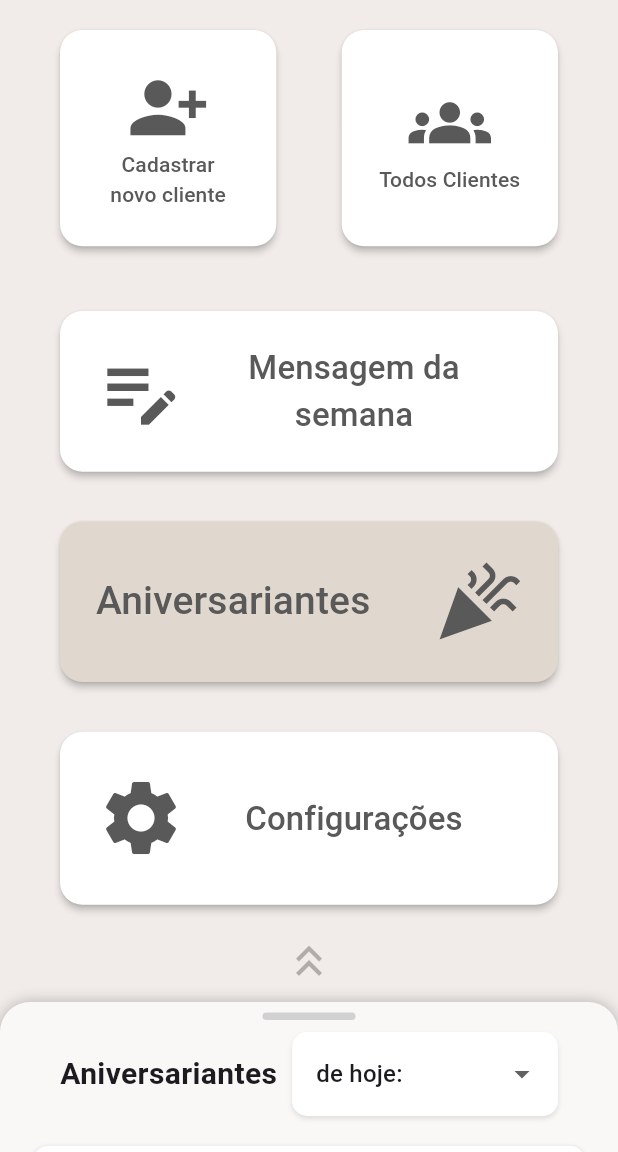
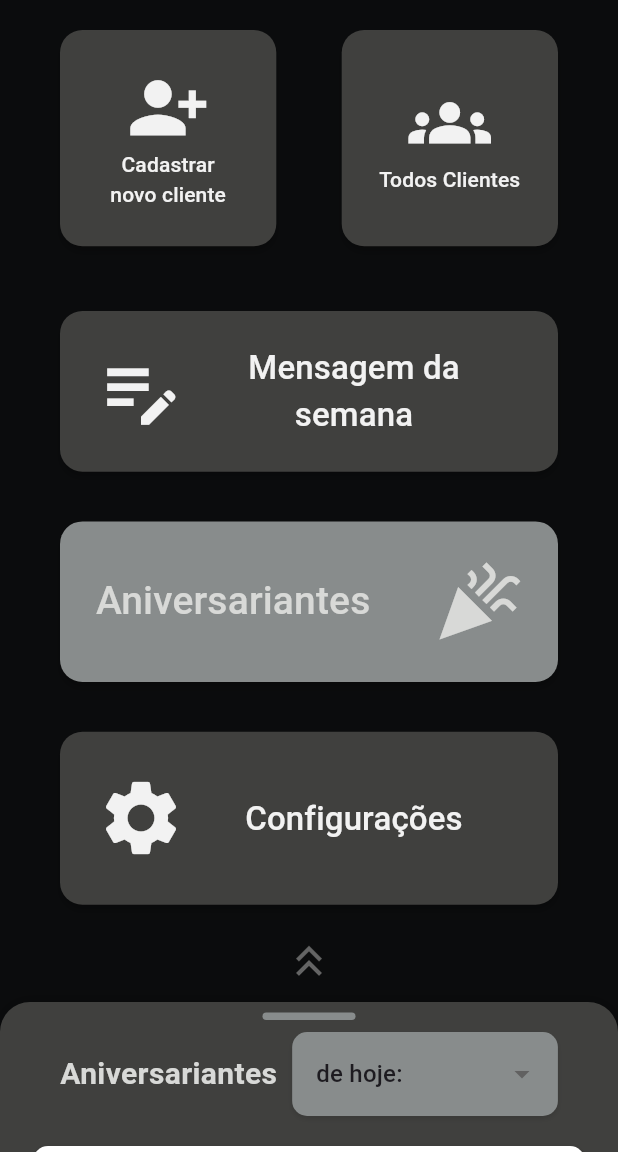
Before and after one commit to EduardoBllc/bft-clientes, a Flutter app: the screen it shows after launch, on a phone screen of 412 x 824 dp, the part 84-1236 px from its top. Run offline on Flutter 3.47's test engine with Material 3 defaults, Android fonts, the phone set to English and light mode, and no system bars; drawn by our look-alikes of shimmer, sliding_up_panel; our stand-ins replace get, material_design_icons_flutter.

Commit message:
teste de paleta escura

```diff
--- a/lib/src/constants.dart
+++ b/lib/src/constants.dart
@@ -1,9 +1,9 @@
 import 'package:flutter/material.dart';
 import 'package:flutter/services.dart';
 
-Color kBackgroundColor = const Color(0xFFF1ECE9);
+Color kBackgroundColor = const Color(0xFF0B0C0D);
 
-Color kCreamColor = const Color(0xffe8e1d8);
+Color kCreamColor = const Color(0xff888C8C);
 
 Color kWeakBrownColor = const Color(0xffad906e);
 
@@ -11,6 +11,9 @@ Offset kBottomOffset = const Offset(0, 2);
 Offset kTopOffset = const Offset(0, -2);
 
 Color kWeakShadowColor = const Color(0xff000000).withOpacity(0.1);
+
+Color kFontColor = const Color(0xFFF2F2F2);
+Color kAltFontColor = const Color(0xFFD8D9D7);
 
 BoxShadow kBottomBoxShadow = BoxShadow(
   offset: kBottomOffset,
--- a/lib/src/main_screen.dart
+++ b/lib/src/main_screen.dart
@@ -38,8 +38,7 @@ class _MainScreenState extends State<MainScreen> {
   );
 
   void setSlidingPanelHeight() {
-    birthdayRowRenderBox =
-        birthdayRowKey.currentContext!.findRenderObject() as RenderBox;
+    birthdayRowRenderBox = birthdayRowKey.currentContext!.findRenderObject() as RenderBox;
     birthdayRowBoxHeight = birthdayRowRenderBox.size.height;
   }
 
@@ -53,8 +52,14 @@ class _MainScreenState extends State<MainScreen> {
 
   @override
   Widget build(BuildContext context) {
-    List<Customer> customersList =
-        Provider.of<CustomersProvider>(context).customersList;
+    TextStyle defTextStyle = TextStyle(
+      fontSize: 22,
+      color: kFontColor,
+    );
+
+    TextStyle defSmallTextSyle = defTextStyle.copyWith(fontSize: 14);
+
+    List<Customer> customersList = Provider.of<CustomersProvider>(context).customersList;
 
     List<Customer> filteredCustomerList = [];
 
@@ -63,7 +68,7 @@ class _MainScreenState extends State<MainScreen> {
     }
 
     ButtonStyle lightenButtonStyle = ButtonStyle(
-      backgroundColor: const MaterialStatePropertyAll<Color>(Colors.white),
+      backgroundColor: const MaterialStatePropertyAll<Color>(Color(0xFF40403E)),
       shape: MaterialStatePropertyAll<OutlinedBorder>(
         RoundedRectangleBorder(
           borderRadius: BorderRadius.circular(15),
@@ -91,7 +96,7 @@ class _MainScreenState extends State<MainScreen> {
         break;
     }
 
-    Color fontColor = const Color(0xFF595959);
+    Color fontColor = const Color(0xFFD8D9D7);
 
     return Scaffold(
       backgroundColor: kBackgroundColor,
@@ -127,21 +132,18 @@ class _MainScreenState extends State<MainScreen> {
                             );
                           },
                           style: lightenButtonStyle,
-                          child: const Column(
+                          child: Column(
                             mainAxisAlignment: MainAxisAlignment.center,
                             children: [
                               Icon(
                                 Icons.person_add_alt_1,
-                                color: Color(0xFF595959),
+                                color: kFontColor,
                                 size: 55,
                               ),
                               Text(
                                 'Cadastrar novo cliente',
                                 textAlign: TextAlign.center,
-                                style: TextStyle(
-                                  fontSize: 14,
-                                  color: Color(0xFF595959),
-                                ),
+                                style: defSmallTextSyle,
                                 maxLines: 2,
                               ),
                             ],
@@ -160,21 +162,18 @@ class _MainScreenState extends State<MainScreen> {
                             );
                           },
                           style: lightenButtonStyle,
-                          child: const Column(
+                          child: Column(
                             mainAxisAlignment: MainAxisAlignment.center,
                             children: [
                               Icon(
                                 Icons.groups,
-                                color: Color(0xFF595959),
+                                color: kFontColor,
                                 size: 55,
                               ),
                               Text(
                                 'Todos Clientes',
                                 textAlign: TextAlign.center,
-                                style: TextStyle(
-                                  fontSize: 14,
-                                  color: Color(0xFF595959),
-                                ),
+                                style: defSmallTextSyle,
                                 maxLines: 2,
                               ),
                             ],
@@ -194,22 +193,19 @@ class _MainScreenState extends State<MainScreen> {
                       );
                     },
                     style: lightenButtonStyle,
-                    child: const Row(
+                    child: Row(
                       mainAxisAlignment: MainAxisAlignment.center,
                       children: [
                         Icon(
                           Icons.edit_note,
-                          color: Color(0xFF595959),
+                          color: kFontColor,
                           size: 60,
                         ),
                         Expanded(
                           child: Text(
                             'Mensagem da semana',
                             textAlign: TextAlign.center,
-                            style: TextStyle(
-                              fontSize: 22,
-                              color: Color(0xFF595959),
-                            ),
+                            style: defTextStyle,
                             maxLines: 2,
                           ),
                         ),
@@ -222,7 +218,7 @@ class _MainScreenState extends State<MainScreen> {
                   child: ElevatedButton(
                     style: lightenButtonStyle.copyWith(
                       backgroundColor: const MaterialStatePropertyAll<Color>(
-                        Color(0xFFE0D8CE),
+                        Color(0xFF888C8C),
                       ),
                     ),
                     onPressed: () {
@@ -240,7 +236,7 @@ class _MainScreenState extends State<MainScreen> {
                             textAlign: TextAlign.left,
                             style: TextStyle(
                               fontSize: Platform.isIOS ? 24 : 26,
-                              color: fontColor,
+                              color: kAltFontColor,
                             ),
                             maxLines: 3,
                           ),
@@ -248,7 +244,7 @@ class _MainScreenState extends State<MainScreen> {
                         const SizedBox(width: 10),
                         Icon(
                           Icons.celebration,
-                          color: fontColor,
+                          color: kAltFontColor,
                           size: 60,
                         ),
                       ],
@@ -265,22 +261,19 @@ class _MainScreenState extends State<MainScreen> {
                       );
                     },
                     style: lightenButtonStyle,
-                    child: const Row(
+                    child: Row(
                       mainAxisAlignment: MainAxisAlignment.center,
                       children: [
                         Icon(
                           Icons.settings,
-                          color: Color(0xFF595959),
+                          color: kFontColor,
                           size: 60,
                         ),
                         Expanded(
                           child: Text(
                             'Configurações',
                             textAlign: TextAlign.center,
-                            style: TextStyle(
-                              fontSize: 22,
-                              color: Color(0xFF595959),
-                            ),
+                            style: defTextStyle,
                             maxLines: 2,
                           ),
                         ),
@@ -309,15 +302,15 @@ class _MainScreenState extends State<MainScreen> {
           ),
           SlidingUpPanel(
             backdropEnabled: true,
+            color: const Color(0xFF40403E),
+            borderRadius: const BorderRadius.vertical(
+              top: Radius.circular(20),
+            ),
             minHeight: Platform.isIOS ? 120 : 100,
             maxHeight: filteredCustomerList.isNotEmpty
                 ? (birthdayRowBoxHeight + (Platform.isIOS ? 80 : 50)) +
                     (80 * filteredCustomerList.length).clamp(80, 300)
                 : (birthdayRowBoxHeight + 30) + (Platform.isIOS ? 260 : 230),
-            color: const Color(0xFFFAF8F7),
-            borderRadius: const BorderRadius.vertical(
-              top: Radius.circular(20),
-            ),
             panel: Stack(
               children: [
                 Padding(
@@ -328,7 +321,7 @@ class _MainScreenState extends State<MainScreen> {
                       width: 62,
                       height: 5,
                       decoration: BoxDecoration(
-                        color: const Color(0xFFD2D1D1),
+                        color: const Color(0xFF888C8C),
                         borderRadius: BorderRadius.circular(10),
                       ),
                     ),
@@ -349,6 +342,7 @@ class _MainScreenState extends State<MainScreen> {
                               style: TextStyle(
                                 fontSize: 20,
                                 fontWeight: FontWeight.w700,
+                                color: kAltFontColor,
                               ),
                             ),
                             const SizedBox(width: 10),
@@ -362,8 +356,7 @@ class _MainScreenState extends State<MainScreen> {
                                 value: BirthdayOption.day,
                                 items: BirthdayOption.values
                                     .map(
-                                      (option) =>
-                                          DropdownMenuItem<BirthdayOption>(
+                                      (option) => DropdownMenuItem<BirthdayOption>(
                                         value: option,
                                         child: Text(
                                           option.text,
@@ -375,7 +368,7 @@ class _MainScreenState extends State<MainScreen> {
                                     .toList(),
                                 decoration: InputDecoration(
                                   filled: true,
-                                  fillColor: Colors.white,
+                                  fillColor: Color(0xFF888C8C),
                                   border: defaultBorder,
                                   focusedBorder: defaultBorder,
                                   enabledBorder: defaultBorder,
@@ -399,13 +392,10 @@ class _MainScreenState extends State<MainScreen> {
                                     borderRadius: BorderRadius.circular(15),
                                     child: ListView.separated(
                                       shrinkWrap: true,
-                                      padding: const EdgeInsets.symmetric(
-                                          horizontal: 2, vertical: 5),
-                                      separatorBuilder: (_, __) =>
-                                          const SizedBox(height: 10),
+                                      padding: const EdgeInsets.symmetric(horizontal: 2, vertical: 5),
+                                      separatorBuilder: (_, __) => const SizedBox(height: 10),
                                       itemCount: filteredCustomerList.length,
-                                      itemBuilder: (context, index) =>
-                                          CustomerTile(
+                                      itemBuilder: (context, index) => CustomerTile(
                                         filteredCustomerList[index],
                                       ),
                                     ),
@@ -413,8 +403,7 @@ class _MainScreenState extends State<MainScreen> {
                                 ),
                               )
                             : Padding(
-                                padding: EdgeInsets.only(
-                                    top: Platform.isIOS ? 25 : 15),
+                                padding: EdgeInsets.only(top: Platform.isIOS ? 25 : 15),
                                 child: Column(
                                   mainAxisSize: MainAxisSize.min,
                                   mainAxisAlignment: MainAxisAlignment.center,
@@ -424,8 +413,7 @@ class _MainScreenState extends State<MainScreen> {
                                       size: 130,
                                     ),
                                     SizedBox(
-                                      width: MediaQuery.sizeOf(context).width *
-                                          0.72,
+                                      width: MediaQuery.sizeOf(context).width * 0.72,
                                       child: Text(
                                         'Não há clientes aniversariantes ${_birthdayOption.emptyText}',
                                         textAlign: TextAlign.center,
```
